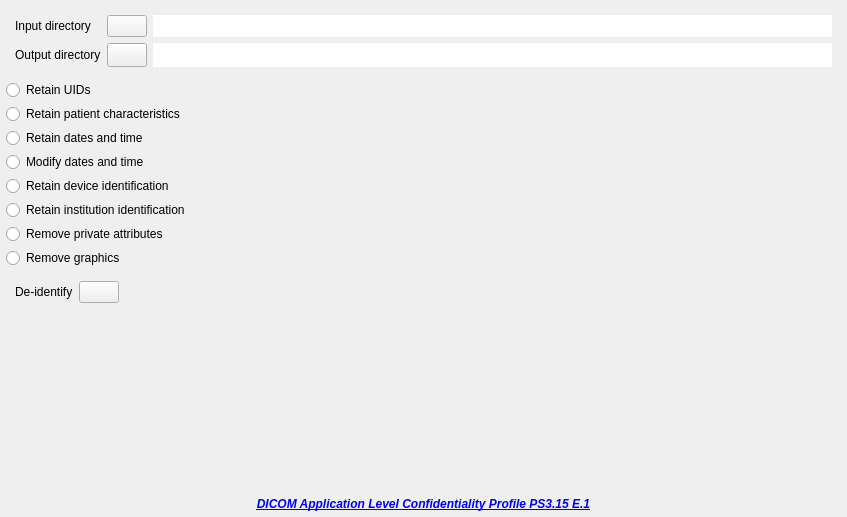
Before: the Qt Designer form browser/anonymazerwidget2.ui in AlizaMedicalImaging/AlizaMS, drawn with Qt 5.
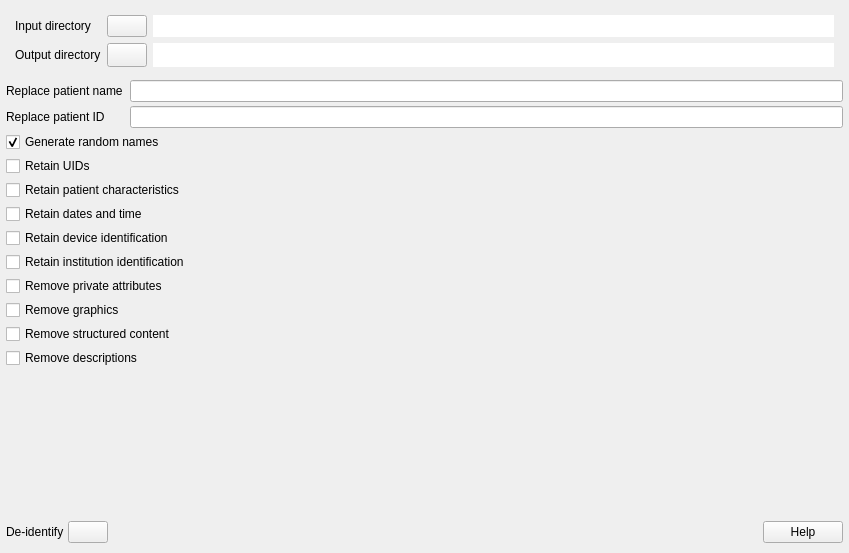
After: the same form once the commit is applied. Icons and pictures are not drawn.

The edit to the form file:
```diff
--- a/browser/anonymazerwidget2.ui
+++ b/browser/anonymazerwidget2.ui
@@ -9,8 +9,8 @@
    <rect>
     <x>0</x>
     <y>0</y>
-    <width>847</width>
-    <height>517</height>
+    <width>849</width>
+    <height>553</height>
    </rect>
   </property>
   <property name="acceptDrops">
@@ -158,12 +158,116 @@
     </widget>
    </item>
    <item>
-    <widget class="QRadioButton" name="uids_radioButton">
+    <widget class="QFrame" name="frame_4">
+     <property name="frameShape">
+      <enum>QFrame::NoFrame</enum>
+     </property>
+     <property name="frameShadow">
+      <enum>QFrame::Plain</enum>
+     </property>
+     <layout class="QGridLayout" name="gridLayout_2">
+      <property name="margin">
+       <number>0</number>
+      </property>
+      <property name="spacing">
+       <number>4</number>
+      </property>
+      <item row="1" column="1">
+       <widget class="QLineEdit" name="id_lineEdit">
+        <property name="sizePolicy">
+         <sizepolicy hsizetype="Expanding" vsizetype="Preferred">
+          <horstretch>0</horstretch>
+          <verstretch>0</verstretch>
+         </sizepolicy>
+        </property>
+        <property name="toolTip">
+         <string>&lt;html&gt;&lt;head/&gt;&lt;body&gt;&lt;p&gt;Optional, &lt;span style=&quot; font-weight:600;&quot;&gt;error message will apper if several patient IDs will be detected in a folder&lt;/span&gt;!&lt;/p&gt;&lt;p&gt;Characters must be consistent with &lt;span style=&quot; font-style:italic;&quot;&gt;Specific Character Set (0x0008, 0x0005) &lt;/span&gt;of the data set, prefer ASCII if possible!&lt;/p&gt;&lt;/body&gt;&lt;/html&gt;</string>
+        </property>
+        <property name="maxLength">
+         <number>512</number>
+        </property>
+       </widget>
+      </item>
+      <item row="1" column="0">
+       <widget class="QLabel" name="id_label">
+        <property name="toolTip">
+         <string>&lt;html&gt;&lt;head/&gt;&lt;body&gt;&lt;p&gt;Optional, &lt;span style=&quot; font-weight:600;&quot;&gt;error message will apper if several patient IDs will be detected in a folder&lt;/span&gt;!&lt;/p&gt;&lt;p&gt;Characters must be consistent with &lt;span style=&quot; font-style:italic;&quot;&gt;Specific Character Set (0x0008, 0x0005) &lt;/span&gt;of the data set, prefer ASCII if possible!&lt;/p&gt;&lt;/body&gt;&lt;/html&gt;</string>
+        </property>
+        <property name="text">
+         <string>Replace patient ID</string>
+        </property>
+        <property name="textFormat">
+         <enum>Qt::PlainText</enum>
+        </property>
+        <property name="textInteractionFlags">
+         <set>Qt::NoTextInteraction</set>
+        </property>
+       </widget>
+      </item>
+      <item row="0" column="0">
+       <widget class="QLabel" name="name_label">
+        <property name="toolTip">
+         <string>&lt;html&gt;&lt;head/&gt;&lt;body&gt;&lt;p&gt;Optional, &lt;span style=&quot; font-weight:600;&quot;&gt;error message will apper if several patient IDs will be detected in a folder&lt;/span&gt;!&lt;/p&gt;&lt;p&gt;Formats:&lt;/p&gt;&lt;p&gt;&lt;span style=&quot; font-style:italic;&quot;&gt;Name Surname&lt;/span&gt;&lt;/p&gt;&lt;p&gt;&lt;span style=&quot; font-style:italic;&quot;&gt;Surname, Name&lt;/span&gt;&lt;/p&gt;&lt;p&gt;and DICOM &lt;span style=&quot; font-style:italic;&quot;&gt;VR PN.&lt;/span&gt;&lt;/p&gt;&lt;p&gt;Characters must be consistent wiht &lt;span style=&quot; font-style:italic;&quot;&gt;Specific Character Set (0x0008, 0x0005) &lt;/span&gt;of the data set.&lt;/p&gt;&lt;/body&gt;&lt;/html&gt;</string>
+        </property>
+        <property name="text">
+         <string>Replace patient name </string>
+        </property>
+        <property name="textFormat">
+         <enum>Qt::PlainText</enum>
+        </property>
+        <property name="textInteractionFlags">
+         <set>Qt::NoTextInteraction</set>
+        </property>
+       </widget>
+      </item>
+      <item row="0" column="1">
+       <widget class="QLineEdit" name="name_lineEdit">
+        <property name="sizePolicy">
+         <sizepolicy hsizetype="Expanding" vsizetype="Preferred">
+          <horstretch>0</horstretch>
+          <verstretch>0</verstretch>
+         </sizepolicy>
+        </property>
+        <property name="toolTip">
+         <string>&lt;html&gt;&lt;head/&gt;&lt;body&gt;&lt;p&gt;Optional, &lt;span style=&quot; font-weight:600;&quot;&gt;error message will apper if several patient IDs will be detected in a folder&lt;/span&gt;!&lt;/p&gt;&lt;p&gt;Formats:&lt;/p&gt;&lt;p&gt;&lt;span style=&quot; font-style:italic;&quot;&gt;Name Surname&lt;/span&gt;&lt;/p&gt;&lt;p&gt;&lt;span style=&quot; font-style:italic;&quot;&gt;Surname, Name&lt;/span&gt;&lt;/p&gt;&lt;p&gt;and DICOM &lt;span style=&quot; font-style:italic;&quot;&gt;VR PN.&lt;/span&gt;&lt;/p&gt;&lt;p&gt;Characters must be consistent wiht &lt;span style=&quot; font-style:italic;&quot;&gt;Specific Character Set (0x0008, 0x0005) &lt;/span&gt;of the data set.&lt;/p&gt;&lt;/body&gt;&lt;/html&gt;</string>
+        </property>
+        <property name="maxLength">
+         <number>2000</number>
+        </property>
+       </widget>
+      </item>
+     </layout>
+    </widget>
+   </item>
+   <item>
+    <widget class="QCheckBox" name="random_checkBox">
      <property name="sizePolicy">
       <sizepolicy hsizetype="Preferred" vsizetype="Preferred">
        <horstretch>0</horstretch>
        <verstretch>0</verstretch>
       </sizepolicy>
+     </property>
+     <property name="toolTip">
+      <string>&lt;html&gt;&lt;head/&gt;&lt;body&gt;&lt;p&gt;Names will look like &lt;span style=&quot; font-style:italic;&quot;&gt;J. W. Smith&lt;/span&gt; if checked, otherwise &lt;span style=&quot; font-style:italic;&quot;&gt;J. W. S.&lt;/span&gt;&lt;/p&gt;&lt;p&gt;Common USA surnames will be randomly generated and consistenlty replaced .&lt;/p&gt;&lt;p&gt;Is is applicable to many &lt;span style=&quot; font-style:italic;&quot;&gt;VR PN&lt;/span&gt; attributes in a folder, not only to patient name.&lt;/p&gt;&lt;/body&gt;&lt;/html&gt;</string>
+     </property>
+     <property name="text">
+      <string>Generate random names</string>
+     </property>
+     <property name="checked">
+      <bool>true</bool>
+     </property>
+    </widget>
+   </item>
+   <item>
+    <widget class="QCheckBox" name="uids_checkBox">
+     <property name="sizePolicy">
+      <sizepolicy hsizetype="Preferred" vsizetype="Preferred">
+       <horstretch>0</horstretch>
+       <verstretch>0</verstretch>
+      </sizepolicy>
+     </property>
+     <property name="toolTip">
+      <string>&lt;html&gt;&lt;head/&gt;&lt;body&gt;&lt;p&gt;&lt;span style=&quot; font-style:italic;&quot;&gt;UIDs&lt;/span&gt; will be not modified, if not set &lt;span style=&quot; font-style:italic;&quot;&gt;UIDs&lt;/span&gt; will be &lt;span style=&quot; font-style:italic;&quot;&gt;consistently&lt;/span&gt; replaced with generated values.&lt;/p&gt;&lt;/body&gt;&lt;/html&gt;</string>
      </property>
      <property name="text">
       <string>Retain UIDs</string>
@@ -180,7 +284,7 @@
     </widget>
    </item>
    <item>
-    <widget class="QRadioButton" name="chars_radioButton">
+    <widget class="QCheckBox" name="chars_checkBox">
      <property name="sizePolicy">
       <sizepolicy hsizetype="Preferred" vsizetype="Preferred">
        <horstretch>0</horstretch>
@@ -199,7 +303,7 @@
     </widget>
    </item>
    <item>
-    <widget class="QRadioButton" name="dates_radioButton">
+    <widget class="QCheckBox" name="dates_checkBox">
      <property name="sizePolicy">
       <sizepolicy hsizetype="Preferred" vsizetype="Preferred">
        <horstretch>0</horstretch>
@@ -215,10 +319,7 @@
     </widget>
    </item>
    <item>
-    <widget class="QRadioButton" name="mdates_radioButton">
-     <property name="enabled">
-      <bool>true</bool>
-     </property>
+    <widget class="QCheckBox" name="device_checkBox">
      <property name="sizePolicy">
       <sizepolicy hsizetype="Preferred" vsizetype="Preferred">
        <horstretch>0</horstretch>
@@ -226,23 +327,7 @@
       </sizepolicy>
      </property>
      <property name="toolTip">
-      <string/>
-     </property>
-     <property name="text">
-      <string>Modify dates and time</string>
-     </property>
-     <property name="autoExclusive">
-      <bool>false</bool>
-     </property>
-    </widget>
-   </item>
-   <item>
-    <widget class="QRadioButton" name="device_radioButton">
-     <property name="sizePolicy">
-      <sizepolicy hsizetype="Preferred" vsizetype="Preferred">
-       <horstretch>0</horstretch>
-       <verstretch>0</verstretch>
-      </sizepolicy>
+      <string>&lt;html&gt;&lt;head/&gt;&lt;body&gt;&lt;p&gt;Device ID and many other related attributes will be preserved.&lt;/p&gt;&lt;/body&gt;&lt;/html&gt;</string>
      </property>
      <property name="text">
       <string>Retain device identification</string>
@@ -253,7 +338,7 @@
     </widget>
    </item>
    <item>
-    <widget class="QRadioButton" name="institution_radioButton">
+    <widget class="QCheckBox" name="institution_checkBox">
      <property name="sizePolicy">
       <sizepolicy hsizetype="Preferred" vsizetype="Preferred">
        <horstretch>0</horstretch>
@@ -269,7 +354,7 @@
     </widget>
    </item>
    <item>
-    <widget class="QRadioButton" name="private_radioButton">
+    <widget class="QCheckBox" name="private_checkBox">
      <property name="sizePolicy">
       <sizepolicy hsizetype="Preferred" vsizetype="Preferred">
        <horstretch>0</horstretch>
@@ -291,7 +376,7 @@
     </widget>
    </item>
    <item>
-    <widget class="QRadioButton" name="graphics_radioButton">
+    <widget class="QCheckBox" name="graphics_checkBox">
      <property name="sizePolicy">
       <sizepolicy hsizetype="Preferred" vsizetype="Preferred">
        <horstretch>0</horstretch>
@@ -312,6 +397,48 @@
      </property>
     </widget>
    </item>
+   <item>
+    <widget class="QCheckBox" name="struct_checkBox">
+     <property name="sizePolicy">
+      <sizepolicy hsizetype="Preferred" vsizetype="Preferred">
+       <horstretch>0</horstretch>
+       <verstretch>0</verstretch>
+      </sizepolicy>
+     </property>
+     <property name="toolTip">
+      <string>&lt;html&gt;&lt;head/&gt;&lt;body&gt;&lt;p&gt;Related to &lt;span style=&quot; font-style:italic;&quot;&gt;Structured Report&lt;/span&gt; SOP Classes.&lt;/p&gt;&lt;p&gt;May leak private information.&lt;/p&gt;&lt;/body&gt;&lt;/html&gt;</string>
+     </property>
+     <property name="text">
+      <string>Remove structured content</string>
+     </property>
+    </widget>
+   </item>
+   <item>
+    <widget class="QCheckBox" name="desc_checkBox">
+     <property name="toolTip">
+      <string>&lt;html&gt;&lt;head/&gt;&lt;body&gt;&lt;p&gt;Series and study descriptions, ROI names and many other attributes.&lt;/p&gt;&lt;p&gt;May leak private information.&lt;/p&gt;&lt;/body&gt;&lt;/html&gt;</string>
+     </property>
+     <property name="text">
+      <string>Remove descriptions</string>
+     </property>
+     <property name="autoExclusive">
+      <bool>false</bool>
+     </property>
+    </widget>
+   </item>
+   <item>
+    <spacer name="verticalSpacer_2">
+     <property name="orientation">
+      <enum>Qt::Vertical</enum>
+     </property>
+     <property name="sizeHint" stdset="0">
+      <size>
+       <width>20</width>
+       <height>40</height>
+      </size>
+     </property>
+    </spacer>
+   </item>
    <item>
     <widget class="QFrame" name="frame">
      <property name="sizePolicy">
@@ -327,6 +454,21 @@
       <enum>QFrame::Plain</enum>
      </property>
      <layout class="QHBoxLayout" name="horizontalLayout_2">
+      <property name="spacing">
+       <number>4</number>
+      </property>
+      <property name="leftMargin">
+       <number>0</number>
+      </property>
+      <property name="topMargin">
+       <number>0</number>
+      </property>
+      <property name="rightMargin">
+       <number>0</number>
+      </property>
+      <property name="bottomMargin">
+       <number>4</number>
+      </property>
       <item>
        <widget class="QLabel" name="label_5">
         <property name="text">
@@ -363,8 +505,8 @@
         </property>
         <property name="iconSize">
          <size>
-          <width>24</width>
-          <height>24</height>
+          <width>16</width>
+          <height>16</height>
          </size>
         </property>
        </widget>
@@ -382,38 +524,16 @@
         </property>
        </spacer>
       </item>
+      <item>
+       <widget class="QPushButton" name="help_pushButton">
+        <property name="text">
+         <string>Help</string>
+        </property>
+       </widget>
+      </item>
      </layout>
     </widget>
    </item>
-   <item>
-    <spacer name="verticalSpacer">
-     <property name="orientation">
-      <enum>Qt::Vertical</enum>
-     </property>
-     <property name="sizeHint" stdset="0">
-      <size>
-       <width>20</width>
-       <height>40</height>
-      </size>
-     </property>
-    </spacer>
-   </item>
-   <item>
-    <widget class="QLabel" name="label_2">
-     <property name="text">
-      <string>&lt;html&gt;&lt;head/&gt;&lt;body&gt;&lt;p align=&quot;center&quot;&gt;&lt;a href=&quot;https://sites.google.com/site/alizaviewer/manual/dicom-specification/application-level-confidentiality-profile-attributes&quot;&gt;&lt;span style=&quot; font-weight:600; font-style:italic; text-decoration: underline; color:#0000ff;&quot;&gt;DICOM Application Level Confidentiality Profile PS3.15 E.1&lt;/span&gt;&lt;/a&gt;&lt;span style=&quot; font-weight:600; font-style:italic;&quot;/&gt;&lt;/p&gt;&lt;/body&gt;&lt;/html&gt;</string>
-     </property>
-     <property name="textFormat">
-      <enum>Qt::RichText</enum>
-     </property>
-     <property name="openExternalLinks">
-      <bool>true</bool>
-     </property>
-     <property name="textInteractionFlags">
-      <set>Qt::LinksAccessibleByMouse</set>
-     </property>
-    </widget>
-   </item>
   </layout>
  </widget>
  <tabstops>
```
Left out of the diff: 42 changed lines with no effect on the pictures.
